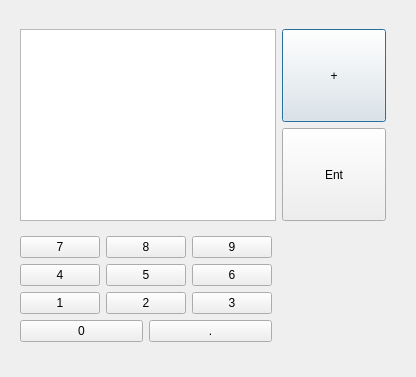
First picture: the form in Qt/calculadora/calculadora.ui, repository Mancheguet/Interfaces2017-2018, before the edit.
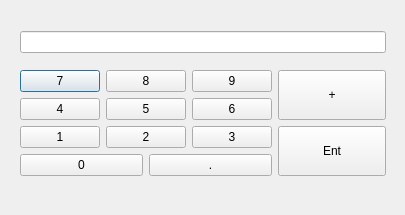
Second picture: the form after the edit.

Commit message: calculadora_Funcionando_OK_QT

Diff of the .ui file:
```diff
--- a/Qt/calculadora/calculadora.ui
+++ b/Qt/calculadora/calculadora.ui
@@ -6,65 +6,25 @@
    <rect>
     <x>0</x>
     <y>0</y>
-    <width>416</width>
-    <height>377</height>
+    <width>405</width>
+    <height>215</height>
    </rect>
   </property>
   <property name="windowTitle">
    <string>Dialog</string>
   </property>
-  <widget class="QWidget" name="layoutWidget">
+  <widget class="QWidget" name="">
    <property name="geometry">
     <rect>
      <x>20</x>
      <y>20</y>
      <width>366</width>
-     <height>332</height>
+     <height>167</height>
     </rect>
    </property>
    <layout class="QFormLayout" name="formLayout">
-    <item row="0" column="0">
-     <widget class="QTextEdit" name="pantalla">
-      <property name="sizePolicy">
-       <sizepolicy hsizetype="Fixed" vsizetype="Fixed">
-        <horstretch>0</horstretch>
-        <verstretch>0</verstretch>
-       </sizepolicy>
-      </property>
-     </widget>
-    </item>
-    <item row="0" column="1">
-     <layout class="QVBoxLayout" name="verticalLayout">
-      <item>
-       <widget class="QPushButton" name="btnplus">
-        <property name="enabled">
-         <bool>true</bool>
-        </property>
-        <property name="sizePolicy">
-         <sizepolicy hsizetype="Expanding" vsizetype="Expanding">
-          <horstretch>0</horstretch>
-          <verstretch>0</verstretch>
-         </sizepolicy>
-        </property>
-        <property name="text">
-         <string>+</string>
-        </property>
-       </widget>
-      </item>
-      <item>
-       <widget class="QPushButton" name="btnEnter">
-        <property name="sizePolicy">
-         <sizepolicy hsizetype="Expanding" vsizetype="Expanding">
-          <horstretch>0</horstretch>
-          <verstretch>0</verstretch>
-         </sizepolicy>
-        </property>
-        <property name="text">
-         <string>Ent</string>
-        </property>
-       </widget>
-      </item>
-     </layout>
+    <item row="0" column="0" colspan="2">
+     <widget class="QLineEdit" name="pantalla"/>
     </item>
     <item row="1" column="0">
      <layout class="QVBoxLayout" name="verticalLayout_2">
@@ -155,6 +115,39 @@
       </item>
      </layout>
     </item>
+    <item row="1" column="1">
+     <layout class="QVBoxLayout" name="verticalLayout">
+      <item>
+       <widget class="QPushButton" name="btnplus">
+        <property name="enabled">
+         <bool>true</bool>
+        </property>
+        <property name="sizePolicy">
+         <sizepolicy hsizetype="Expanding" vsizetype="Expanding">
+          <horstretch>0</horstretch>
+          <verstretch>0</verstretch>
+         </sizepolicy>
+        </property>
+        <property name="text">
+         <string>+</string>
+        </property>
+       </widget>
+      </item>
+      <item>
+       <widget class="QPushButton" name="btnEnter">
+        <property name="sizePolicy">
+         <sizepolicy hsizetype="Expanding" vsizetype="Expanding">
+          <horstretch>0</horstretch>
+          <verstretch>0</verstretch>
+         </sizepolicy>
+        </property>
+        <property name="text">
+         <string>Ent</string>
+        </property>
+       </widget>
+      </item>
+     </layout>
+    </item>
    </layout>
   </widget>
  </widget>
```
The commit also changes 11 other files.
